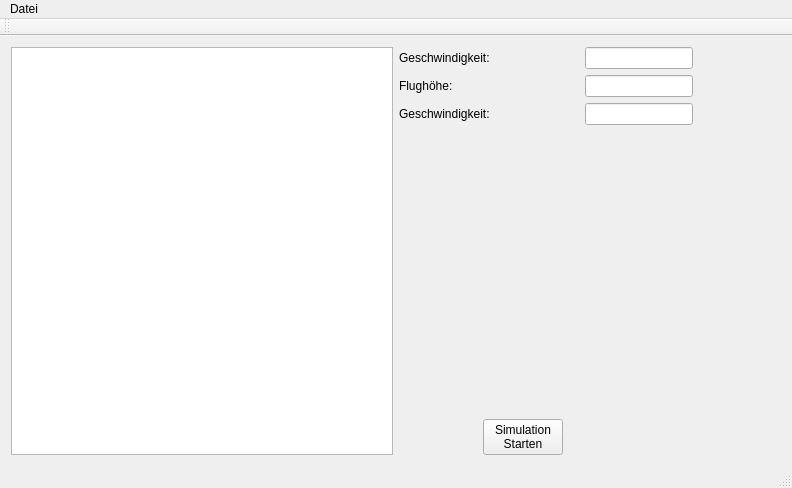
Before: the Qt Designer form steuerung.ui in oevermann/flaming-robot, drawn with Qt 5.
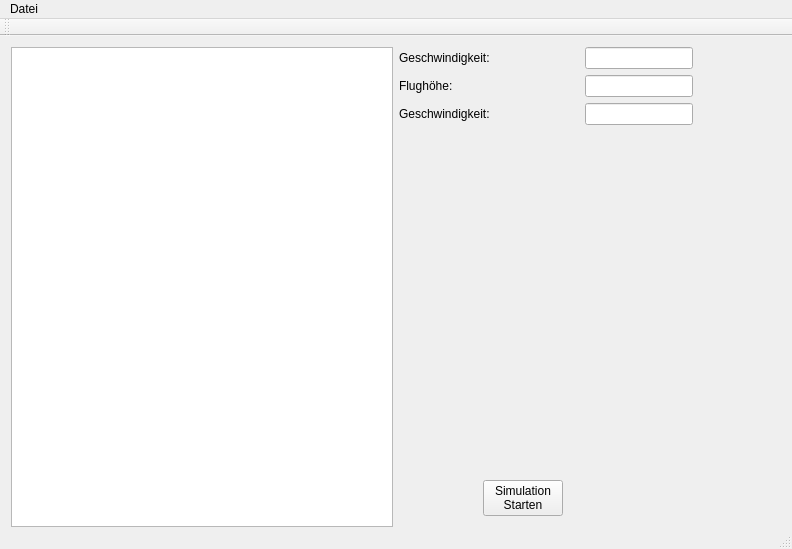
After: the same form once the commit is applied.

```diff
--- a/steuerung.ui
+++ b/steuerung.ui
@@ -13,13 +13,13 @@
     <x>0</x>
     <y>0</y>
     <width>792</width>
-    <height>488</height>
+    <height>549</height>
    </rect>
   </property>
   <property name="minimumSize">
    <size>
     <width>792</width>
-    <height>488</height>
+    <height>549</height>
    </size>
   </property>
   <property name="windowTitle">
@@ -165,6 +165,19 @@
       </item>
      </layout>
     </item>
+    <item row="0" column="0">
+     <widget class="QGraphicsView" name="graphicsView">
+      <property name="minimumSize">
+       <size>
+        <width>382</width>
+        <height>480</height>
+       </size>
+      </property>
+      <property name="interactive">
+       <bool>false</bool>
+      </property>
+     </widget>
+    </item>
    </layout>
   </widget>
   <widget class="QMenuBar" name="menuBar">
```
Left out of the diff: 3 changed lines with no effect on the pictures.
